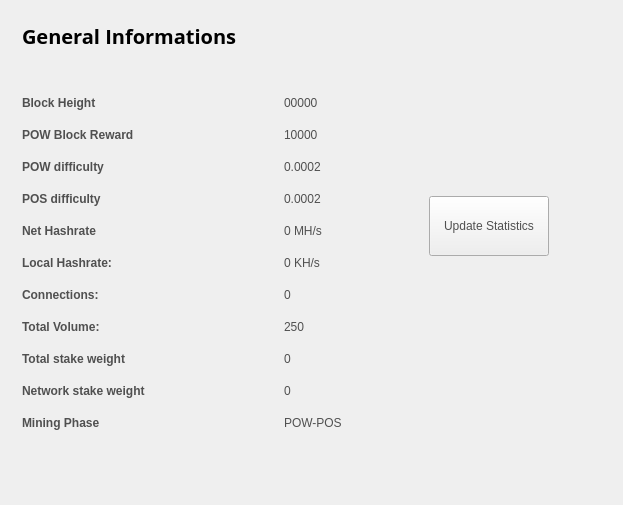
First picture: the form in src/qt/forms/statisticspage.ui, repository shnurf/silkcoin, before the edit.
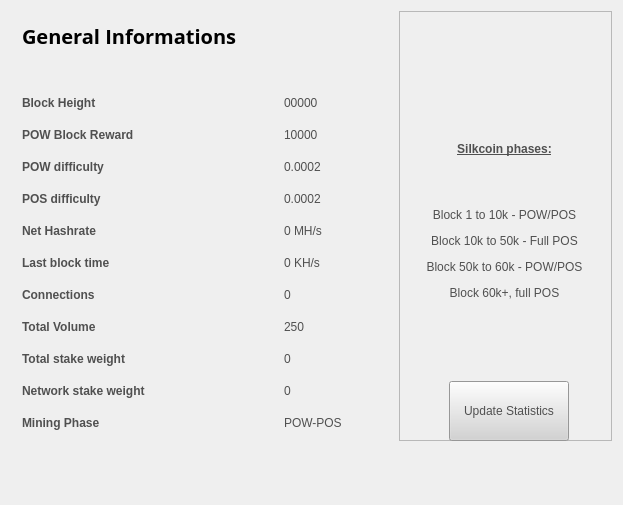
Second picture: the form after the edit.

The edit to the form file:
```diff
--- a/src/qt/forms/statisticspage.ui
+++ b/src/qt/forms/statisticspage.ui
@@ -26,16 +26,27 @@
    </property>
    <item row="0" column="1">
     <widget class="QFrame" name="frame">
+     <property name="minimumSize">
+      <size>
+       <width>213</width>
+       <height>0</height>
+      </size>
+     </property>
      <property name="frameShape">
       <enum>QFrame::StyledPanel</enum>
      </property>
      <property name="frameShadow">
       <enum>QFrame::Raised</enum>
      </property>
-    </widget>
-   </item>
-   <item row="0" column="3">
     <widget class="QPushButton" name="startButton">
+      <property name="geometry">
+       <rect>
+        <x>50</x>
+        <y>370</y>
+        <width>120</width>
+        <height>60</height>
+       </rect>
+      </property>
      <property name="sizePolicy">
       <sizepolicy hsizetype="Fixed" vsizetype="Fixed">
        <horstretch>0</horstretch>
@@ -48,23 +59,27 @@
        <height>60</height>
       </size>
      </property>
+      <property name="styleSheet">
+       <string notr="true">background:lightgrey;</string>
+      </property>
      <property name="text">
       <string>Update Statistics</string>
      </property>
     </widget>
-   </item>
-   <item row="0" column="2">
-    <spacer name="horizontalSpacer">
-     <property name="orientation">
-      <enum>Qt::Horizontal</enum>
-     </property>
-     <property name="sizeHint" stdset="0">
-      <size>
-       <width>10</width>
-       <height>20</height>
-      </size>
-     </property>
-    </spacer>
+     <widget class="QLabel" name="label">
+      <property name="geometry">
+       <rect>
+        <x>10</x>
+        <y>70</y>
+        <width>191</width>
+        <height>281</height>
+       </rect>
+      </property>
+      <property name="text">
+       <string>&lt;html&gt;&lt;head/&gt;&lt;body&gt;&lt;p align=&quot;center&quot;&gt;&lt;span style=&quot; font-weight:600; text-decoration: underline;&quot;&gt;Silkcoin phases:&lt;/span&gt;&lt;/p&gt;&lt;p align=&quot;center&quot;&gt;&lt;br/&gt;&lt;/p&gt;&lt;p align=&quot;center&quot;&gt;Block 1 to 10k - POW/POS&lt;/p&gt;&lt;p align=&quot;center&quot;&gt;Block 10k to 50k - Full POS&lt;/p&gt;&lt;p align=&quot;center&quot;&gt;Block 50k to 60k - POW/POS&lt;/p&gt;&lt;p align=&quot;center&quot;&gt;Block 60k+, full POS&lt;/p&gt;&lt;/body&gt;&lt;/html&gt;</string>
+      </property>
+     </widget>
+    </widget>
    </item>
    <item row="0" column="0">
     <widget class="QFrame" name="gridFrame_2">
@@ -162,7 +177,7 @@
            </sizepolicy>
           </property>
           <property name="text">
-           <string>&lt;html&gt;&lt;head/&gt;&lt;body&gt;&lt;p&gt;&lt;span style=&quot; font-weight:600;&quot;&gt;Local Hashrate:&lt;/span&gt;&lt;/p&gt;&lt;/body&gt;&lt;/html&gt;</string>
+           <string>&lt;html&gt;&lt;head/&gt;&lt;body&gt;&lt;p&gt;&lt;span style=&quot; font-weight:600;&quot;&gt;Last block time&lt;/span&gt;&lt;/p&gt;&lt;/body&gt;&lt;/html&gt;</string>
           </property>
          </widget>
         </item>
@@ -176,7 +191,7 @@
         <item row="7" column="0">
          <widget class="QLabel" name="label1_2">
           <property name="text">
-           <string>&lt;html&gt;&lt;head/&gt;&lt;body&gt;&lt;p&gt;&lt;span style=&quot; font-weight:600;&quot;&gt;Connections:&lt;/span&gt;&lt;/p&gt;&lt;/body&gt;&lt;/html&gt;</string>
+           <string>&lt;html&gt;&lt;head/&gt;&lt;body&gt;&lt;p&gt;&lt;span style=&quot; font-weight:600;&quot;&gt;Connections&lt;/span&gt;&lt;/p&gt;&lt;/body&gt;&lt;/html&gt;</string>
           </property>
          </widget>
         </item>
@@ -190,7 +205,7 @@
         <item row="8" column="0">
          <widget class="QLabel" name="label_8">
           <property name="text">
-           <string>&lt;html&gt;&lt;head/&gt;&lt;body&gt;&lt;p&gt;&lt;span style=&quot; font-weight:600;&quot;&gt;Total Volume:&lt;/span&gt;&lt;/p&gt;&lt;/body&gt;&lt;/html&gt;</string>
+           <string>&lt;html&gt;&lt;head/&gt;&lt;body&gt;&lt;p&gt;&lt;span style=&quot; font-weight:600;&quot;&gt;Total Volume&lt;/span&gt;&lt;/p&gt;&lt;/body&gt;&lt;/html&gt;</string>
           </property>
          </widget>
         </item>
@@ -293,19 +308,6 @@
      </layout>
     </widget>
    </item>
-   <item row="0" column="4">
-    <spacer name="horizontalSpacer_3">
-     <property name="orientation">
-      <enum>Qt::Horizontal</enum>
-     </property>
-     <property name="sizeHint" stdset="0">
-      <size>
-       <width>10</width>
-       <height>20</height>
-      </size>
-     </property>
-    </spacer>
-   </item>
    <item row="1" column="0">
     <spacer name="verticalSpacer">
      <property name="orientation">
```
Left out of the diff: 14 changed lines with no effect on the pictures. Lines whose indentation alone changed are shown as unchanged.
